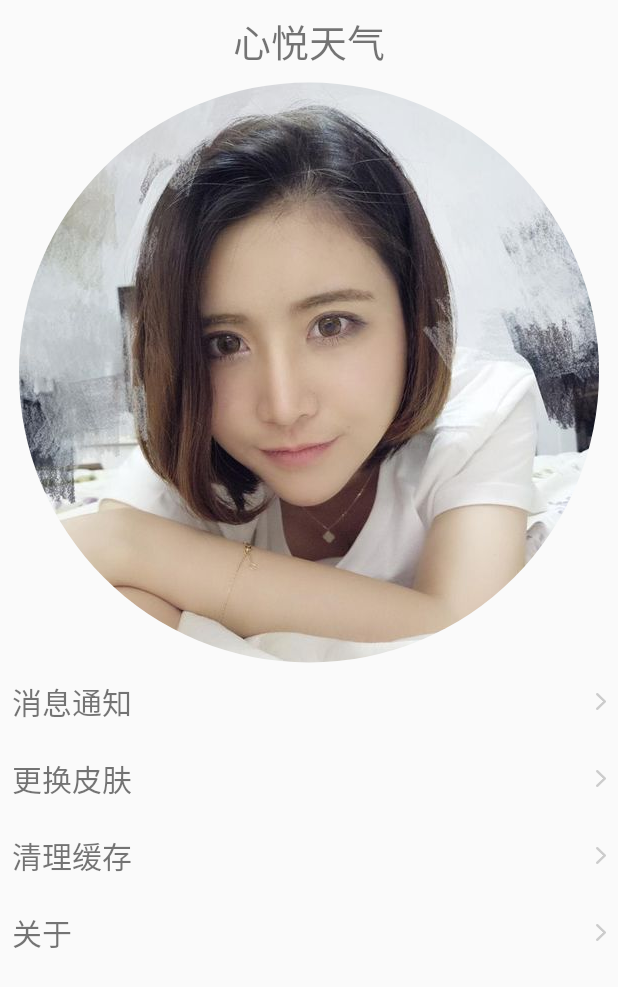
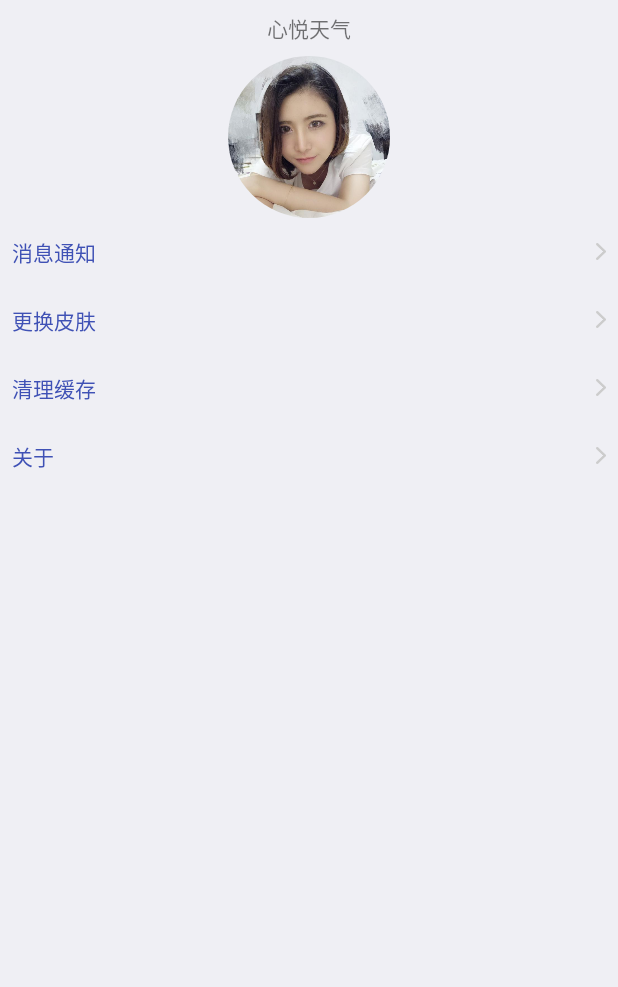
Before and after one commit to shuandroid/XYWeather, an Android app: the fragment SettingFragment shown on its own in the app's theme, on a phone screen of 412 x 824 dp. Shown: the top 987 px of the screen. Run offline under Robolectric (Android 15) with nearby library versions, the phone set to English and light mode, and no system bars; our stand-ins replace ButterKnife, CircleImageView; pictures from the network do not load.

Commit message:
setting  xml change

```diff
--- a/app/src/main/res/layout/fragment_setting.xml
+++ b/app/src/main/res/layout/fragment_setting.xml
@@ -3,6 +3,7 @@
     android:layout_width="match_parent"
     android:layout_height="match_parent"
     android:orientation="vertical"
+    android:background="@color/xy_white_background"
     tools:context="com.chen.xyweather.ui.SettingFragment">
 
     <!-- TODO: Update blank fragment layout -->
@@ -14,11 +15,11 @@
         android:gravity="center"
         android:padding="8dp"
         android:text="@string/title"
-        android:textSize="25dp" />
+        android:textSize="@dimen/text_size_medium" />
 
     <com.chen.xyweather.view.CircleImageView
-        android:layout_width="wrap_content"
-        android:layout_height="wrap_content"
+        android:layout_width="108dp"
+        android:layout_height="108dp"
         android:src="@mipmap/pic_account"
         android:layout_gravity="center_horizontal"/>
 
--- a/app/src/main/res/values/styles.xml
+++ b/app/src/main/res/values/styles.xml
@@ -120,12 +120,13 @@
     <style name="setting_item_tv">
         <item name="android:layout_width">wrap_content</item>
         <item name="android:layout_height">wrap_content</item>
-        <item name="android:paddingLeft">8dp</item>
-        <item name="android:paddingBottom">8dp</item>
-        <item name="android:paddingTop">8dp</item>
-        <item name="android:textSize">20dp</item>
-        <item name="android:layout_marginTop">5dp</item>
+        <item name="android:paddingLeft">@dimen/padding_small</item>
+        <item name="android:paddingBottom">@dimen/padding_small</item>
+        <item name="android:paddingTop">@dimen/padding_small</item>
+        <item name="android:textSize">@dimen/text_size_medium</item>
+        <item name="android:layout_marginTop">@dimen/padding_small</item>
         <item name="android:layout_centerVertical">true</item>
+        <item name="android:textColor">@color/colorText</item>
     </style>
 
     <style name="setting_item_iv">
```
